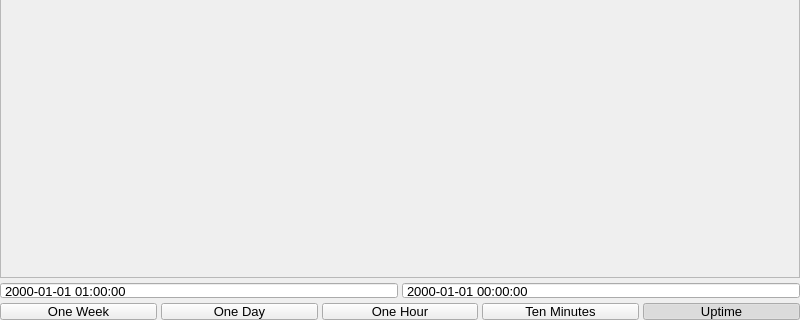
This is src/pythonGui/karabogui/controllers/display/ui_trendline.ui in European-XFEL/Karabo as Qt 5 draws it before an edit; both pictures show x 0 to 800 and y 280 to 600 of the 800 by 600 pixel window. The edited form follows.
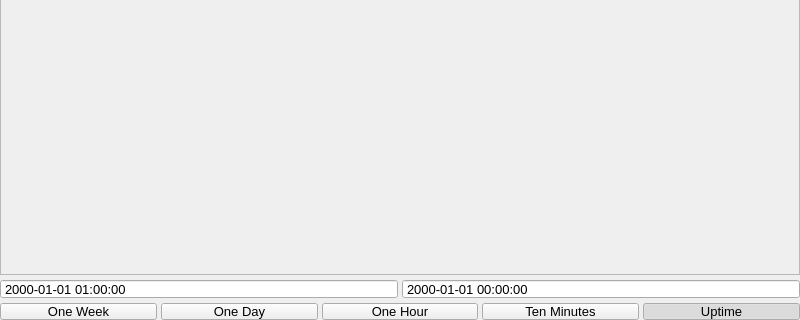
This is the edited form.

Commit message: GUI: Fix datetime appearance on trendline on windows

```diff
--- a/src/pythonGui/karabogui/controllers/display/ui_trendline.ui
+++ b/src/pythonGui/karabogui/controllers/display/ui_trendline.ui
@@ -55,10 +55,16 @@
      </property>
      <item>
       <widget class="QDateTimeEdit" name="dt_start">
+       <property name="minimumSize">
+        <size>
+         <width>0</width>
+         <height>20</height>
+        </size>
+       </property>
        <property name="maximumSize">
         <size>
          <width>16777215</width>
-         <height>17</height>
+         <height>20</height>
         </size>
        </property>
        <property name="font">
@@ -69,6 +75,9 @@
        <property name="styleSheet">
         <string notr="true"/>
        </property>
+       <property name="alignment">
+        <set>Qt::AlignLeading|Qt::AlignLeft|Qt::AlignVCenter</set>
+       </property>
        <property name="readOnly">
         <bool>true</bool>
        </property>
@@ -95,10 +104,16 @@
      </item>
      <item>
       <widget class="QDateTimeEdit" name="dt_end">
+       <property name="minimumSize">
+        <size>
+         <width>0</width>
+         <height>20</height>
+        </size>
+       </property>
        <property name="maximumSize">
         <size>
          <width>16777215</width>
-         <height>17</height>
+         <height>20</height>
         </size>
        </property>
        <property name="font">
@@ -109,6 +124,9 @@
        <property name="styleSheet">
         <string notr="true"/>
        </property>
+       <property name="alignment">
+        <set>Qt::AlignLeading|Qt::AlignLeft|Qt::AlignVCenter</set>
+       </property>
        <property name="readOnly">
         <bool>true</bool>
        </property>
```
